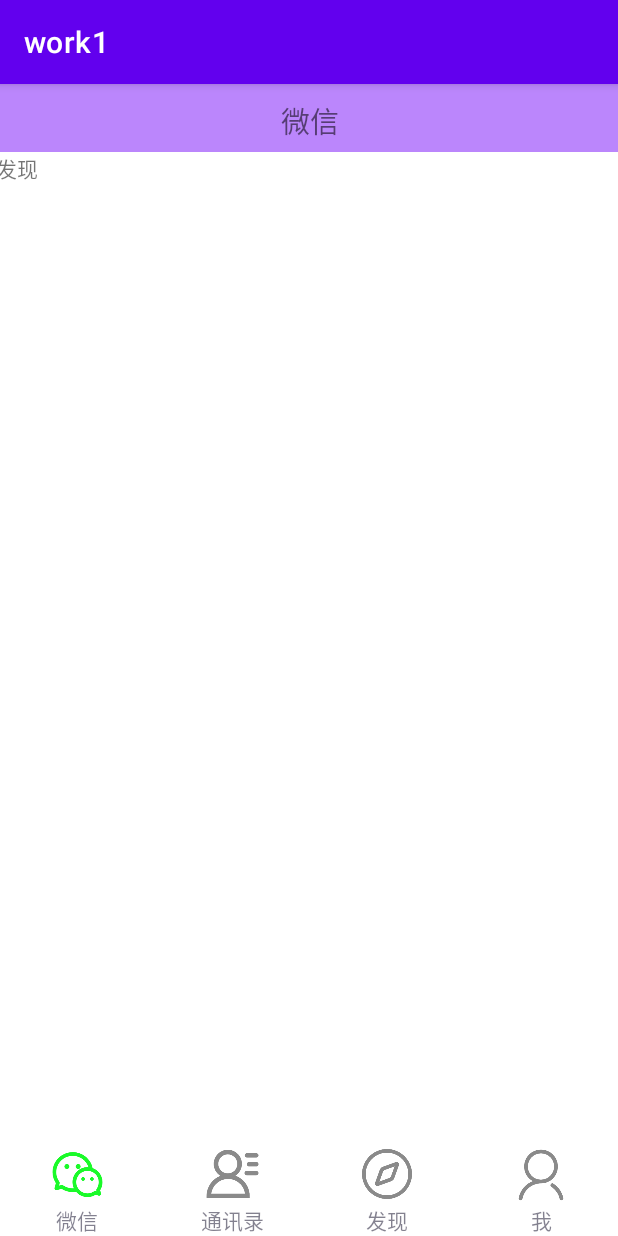
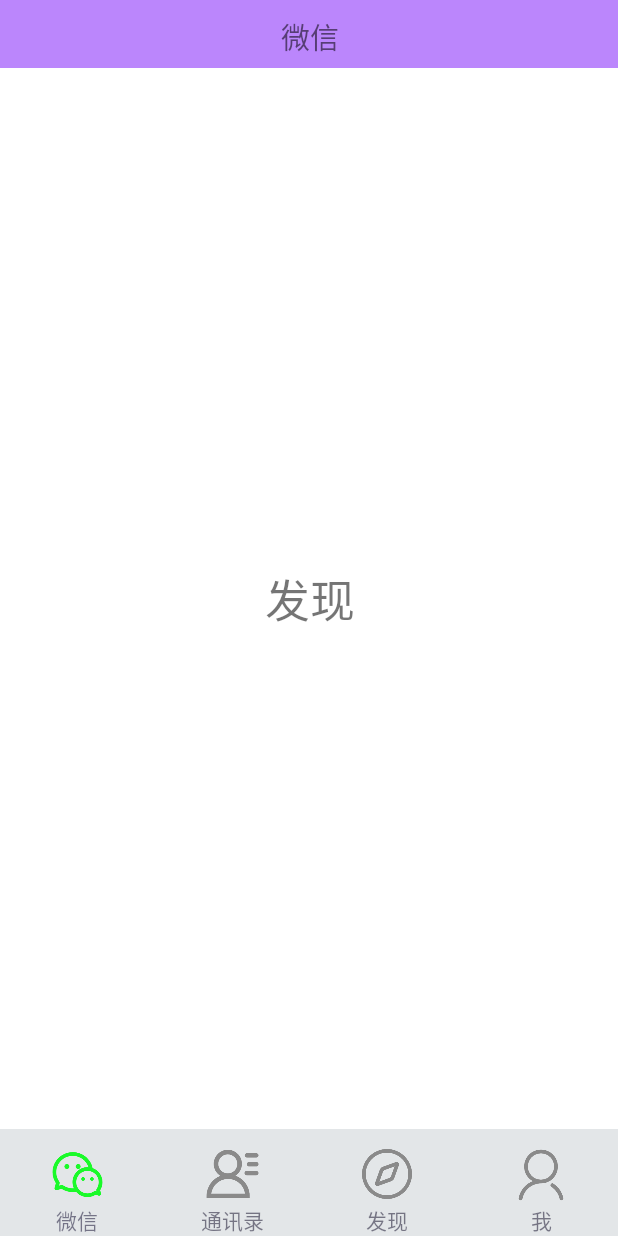
Before and after one commit to tzh021029y/ASwork, an Android app: the fragment Fragment_3 placed in its activity, after a tap on "微信", on a phone screen of 412 x 824 dp. Run offline under Robolectric (Android 15) with nearby library versions, the phone set to English and light mode, and no system bars; 2 statements that could not run were skipped.

Commit message:
second commit

```diff
--- a/app/src/main/java/com/example/work1/Fragment_1.java
+++ b/app/src/main/java/com/example/work1/Fragment_1.java
@@ -1,20 +1,46 @@
 package com.example.work1;
 
+import android.content.Context;
 import android.os.Bundle;
 
 import androidx.fragment.app.Fragment;
+import androidx.recyclerview.widget.LinearLayoutManager;
+import androidx.recyclerview.widget.RecyclerView;
 
 import android.view.LayoutInflater;
 import android.view.View;
 import android.view.ViewGroup;
 
+import java.util.ArrayList;
+import java.util.List;
+
 
 public class Fragment_1 extends Fragment {
 
+    private RecyclerView recyclerView;
     @Override
     public View onCreateView(LayoutInflater inflater, ViewGroup container,
                              Bundle savedInstanceState) {
         // Inflate the layout for this fragment
-        return inflater.inflate(R.layout.fragment_1, container, false);
+        //return inflater.inflate(R.layout.fragment_1, container, false);
+        View view;
+        view = inflater.inflate(R.layout.fragment_1, container, false);
+        recyclerView = view.findViewById(R.id.rec1);
+        List<String> list = new ArrayList<>();
+        for (int i = 0; i < 10; i++) {
+            list.add("这是第" + i + " 个列表");
+        }
+        list.add("杀杀杀");
+        list.add("防擦撒");
+
+        Context context = getContext();
+        Myadapter adapter = new Myadapter(context, list);
+        LinearLayoutManager layoutManager = new LinearLayoutManager(context);
+        layoutManager.setOrientation(LinearLayoutManager.VERTICAL);
+        recyclerView.setLayoutManager(layoutManager);
+        recyclerView.setAdapter(adapter);
+        return view;
     }
+
+
 }
--- a/app/src/main/java/com/example/work1/MainActivity.java
+++ b/app/src/main/java/com/example/work1/MainActivity.java
@@ -104,25 +104,25 @@ public class MainActivity extends AppCompatActivity implements View.OnClickListe
                 ft.show(fragment_1);
                 imageView1.setImageResource(R.drawable.wx);
                 textView_top.setText(R.string.weixin);
-                textView1.setTextColor(R.color.gg);
+                textView1.setTextColor(R.color.bluegreen);
                 break;
             case 2:
                 ft.show(fragment_2);
                 imageView2.setImageResource(R.drawable.tongxunlu);
                 textView_top.setText(R.string.tongxunlu);
-                textView2.setTextColor(R.color.gg);
+                textView2.setTextColor(R.color.bluegreen);
                 break;
             case 3:
                 ft.show(fragment_3);
                 imageView3.setImageResource(R.drawable.faxian);
                 textView_top.setText(R.string.faxian);
-                textView3.setTextColor(R.color.gg);
+                textView3.setTextColor(R.color.bluegreen);
                 break;
             case 4:
                 ft.show(fragment_4);
                 imageView4.setImageResource(R.drawable.my);
                 textView_top.setText(R.string.wo);
-                textView4.setTextColor(R.color.gg);
+                textView4.setTextColor(R.color.bluegreen);
                 break;
         }
         ft.commit();
--- a/app/src/main/res/layout/activity_main.xml
+++ b/app/src/main/res/layout/activity_main.xml
@@ -17,14 +17,10 @@
 
     <FrameLayout
         android:id="@+id/frameLayout"
-        android:layout_width="418dp"
-        android:layout_height="627dp"
+        android:layout_width="413dp"
+        android:layout_height="613dp"
         app:layout_constraintBottom_toTopOf="@+id/include2"
-        app:layout_constraintEnd_toEndOf="parent"
-        app:layout_constraintHorizontal_bias="0.571"
-        app:layout_constraintStart_toStartOf="parent"
-        app:layout_constraintTop_toBottomOf="@+id/include"
-        app:layout_constraintVertical_bias="0.0">
+        app:layout_constraintTop_toBottomOf="@+id/include">
 
     </FrameLayout>
 
--- a/app/src/main/res/layout/fragment_2.xml
+++ b/app/src/main/res/layout/fragment_2.xml
@@ -11,12 +11,6 @@
         android:id="@+id/fragment_2"
         android:layout_width="match_parent"
         android:layout_height="match_parent"
-        android:text="@string/tongxunlu" />
-
-    <TextView
-        android:id="@+id/textView"
-        android:layout_width="wrap_content"
-        android:layout_height="wrap_content"
         android:layout_gravity="center"
         android:gravity="center"
         android:textSize="30dp"
--- a/app/src/main/res/layout/fragment_3.xml
+++ b/app/src/main/res/layout/fragment_3.xml
@@ -10,6 +10,9 @@
         android:id="@+id/fragment_3"
         android:layout_width="match_parent"
         android:layout_height="match_parent"
+        android:layout_gravity="center"
+        android:gravity="center"
+        android:textSize="30dp"
         android:text="@string/faxian" />
 
 </FrameLayout>
--- a/app/src/main/res/layout/fragment_4.xml
+++ b/app/src/main/res/layout/fragment_4.xml
@@ -10,6 +10,9 @@
         android:id="@+id/fragment_4"
         android:layout_width="match_parent"
         android:layout_height="match_parent"
+        android:layout_gravity="center"
+        android:gravity="center"
+        android:textSize="30dp"
         android:text="@string/wo" />
 
 </FrameLayout>
--- a/app/src/main/res/layout/tab.xml
+++ b/app/src/main/res/layout/tab.xml
@@ -2,6 +2,8 @@
 <LinearLayout xmlns:android="http://schemas.android.com/apk/res/android"
     xmlns:app="http://schemas.android.com/apk/res-auto"
     android:layout_width="match_parent"
+    android:paddingTop="10dp"
+    android:background="@color/tabcolor"
     android:layout_height="match_parent">
 
     <LinearLayout
@@ -79,7 +81,7 @@
             android:id="@+id/imageView4"
             android:layout_width="match_parent"
             android:layout_height="40dp"
-            app:srcCompat="@drawable/faxianhui" />
+            app:srcCompat="@drawable/myhui" />
 
         <TextView
             android:id="@+id/textView4"
--- a/app/src/main/res/values/colors.xml
+++ b/app/src/main/res/values/colors.xml
@@ -7,5 +7,6 @@
     <color name="teal_700">#FF018786</color>
     <color name="black">#FF000000</color>
     <color name="white">#FFFFFFFF</color>
-    <color name="gg">#00897B</color>
+    <color name="bluegreen">#00897B</color>
+    <color name="tabcolor">#80C7CED1</color>
 </resources>
--- a/app/src/main/res/values/themes.xml
+++ b/app/src/main/res/values/themes.xml
@@ -1,6 +1,6 @@
 <resources xmlns:tools="http://schemas.android.com/tools">
     <!-- Base application theme. -->
-    <style name="Theme.Work1" parent="Theme.MaterialComponents.DayNight.DarkActionBar">
+    <style name="Theme.Work1" parent="Theme.MaterialComponents.DayNight.NoActionBar">
         <!-- Primary brand color. -->
         <item name="colorPrimary">@color/purple_500</item>
         <item name="colorPrimaryVariant">@color/purple_700</item>
```
Also changed, not shown: app/src/main/AndroidManifest.xml (+10 -0 lines), app/src/main/res/layout/fragment_1.xml (+3 -5 lines), app/src/main/res/layout/tophand.xml (line endings or trailing spaces).
